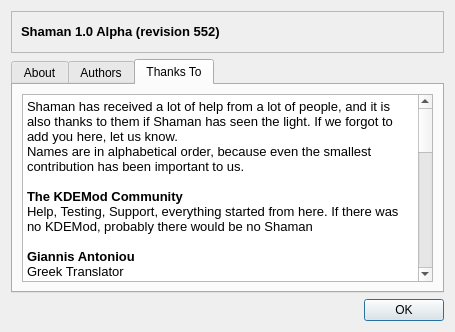
The window that trunk/shaman/ui/aboutDialog.ui (drf/shaman1) describes before a commit, drawn with Qt 5.
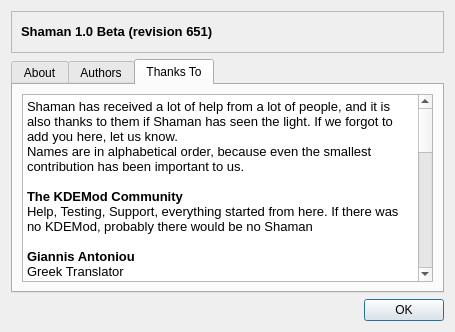
The same window after the commit. The open tabs and pages were chosen to show the change. Icons and pictures are not drawn.

Commit message: Beta for tagging

The edit to the form file:
```diff
--- a/trunk/shaman/ui/aboutDialog.ui
+++ b/trunk/shaman/ui/aboutDialog.ui
@@ -59,10 +59,11 @@
       <item row="0" column="0" >
        <widget class="QLabel" name="label_2" >
         <property name="text" >
-         <string>&lt;html>&lt;head>&lt;meta name="qrichtext" content="1" />&lt;style type="text/css">
+         <string>&lt;!DOCTYPE HTML PUBLIC "-//W3C//DTD HTML 4.0//EN" "http://www.w3.org/TR/REC-html40/strict.dtd">
+&lt;html>&lt;head>&lt;meta name="qrichtext" content="1" />&lt;style type="text/css">
 p, li { white-space: pre-wrap; }
-&lt;/style>&lt;/head>&lt;body style=" font-size:10pt; font-weight:400; font-style:normal;">
-&lt;p style=" margin-top:0px; margin-bottom:0px; margin-left:0px; margin-right:0px; -qt-block-indent:0; text-indent:0px;">&lt;span style=" font-weight:600;">Shaman 1.0 Alpha (revision 552)&lt;/span>&lt;/p>&lt;/body>&lt;/html></string>
+&lt;/style>&lt;/head>&lt;body style=" font-family:'Sans Serif'; font-size:10pt; font-weight:400; font-style:normal;">
+&lt;p style=" margin-top:0px; margin-bottom:0px; margin-left:0px; margin-right:0px; -qt-block-indent:0; text-indent:0px;">&lt;span style=" font-weight:600;">Shaman 1.0 Beta (revision 651)&lt;/span>&lt;/p>&lt;/body>&lt;/html></string>
         </property>
        </widget>
       </item>
```
Left out of the diff: 119 changed lines with no effect on the pictures. The commit also changes 14 other files.
